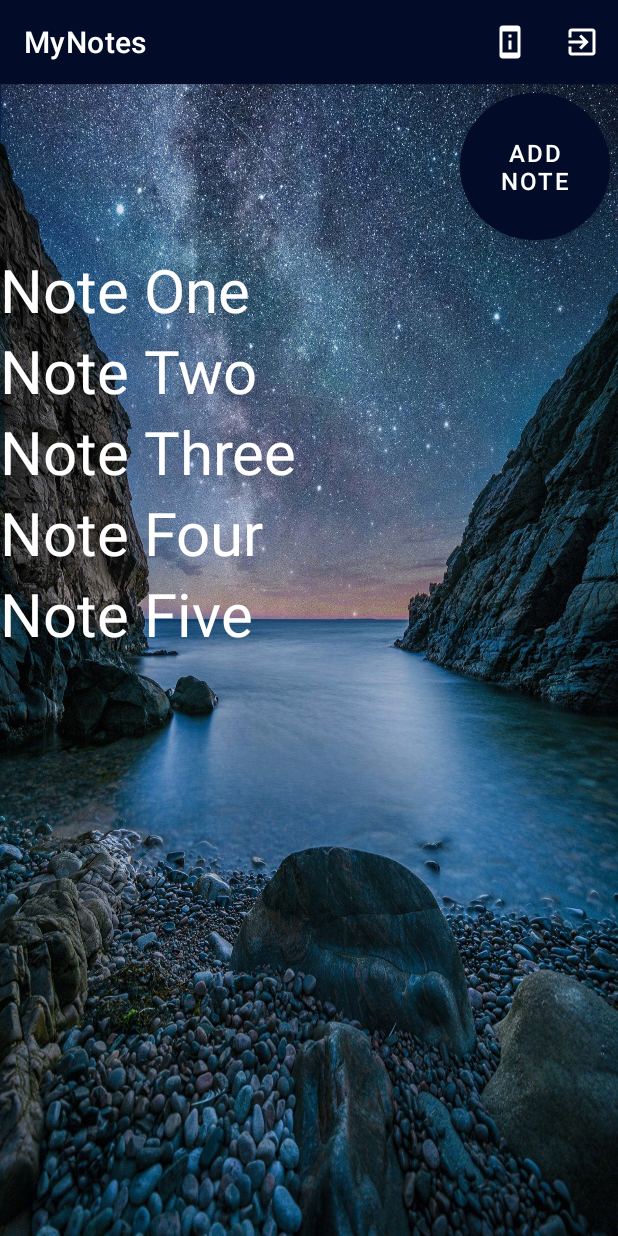
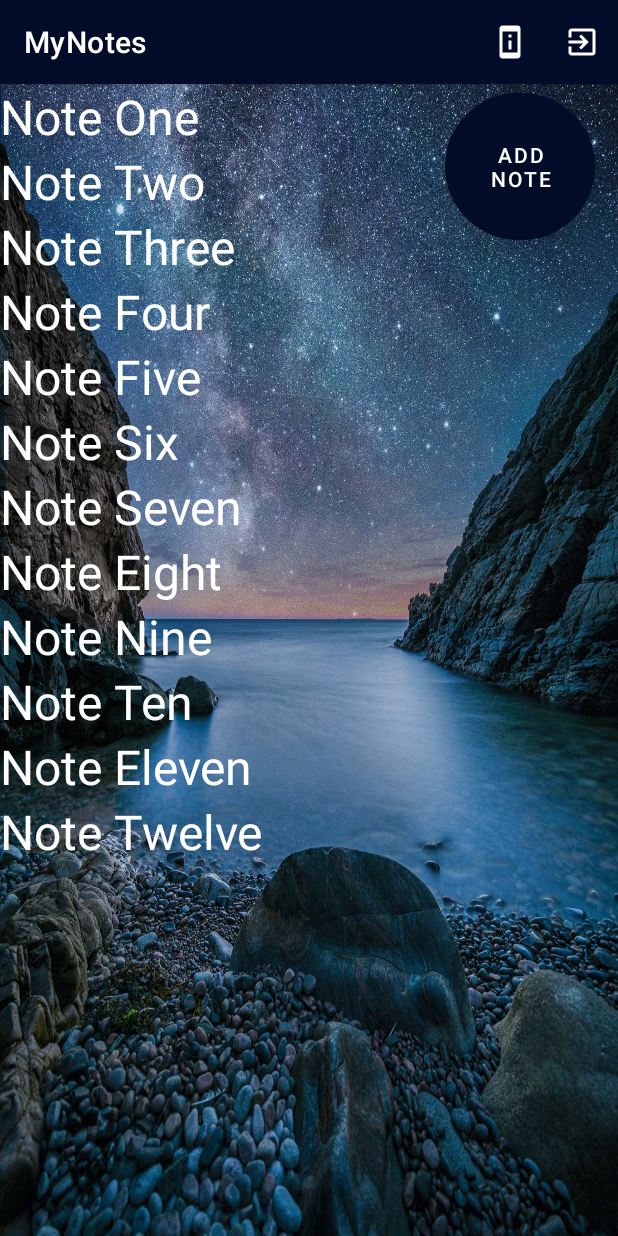
Before and after one commit to Nikita0093/Notes_lesson_6, an Android app: the screen it shows after launch (MainActivity), after a tap on "Notes", on a phone screen of 412 x 824 dp. Run offline under Robolectric (Android 15) with nearby library versions, the phone set to English and light mode, and no system bars.

Commit message:
Урок 10 - Создание RecycleView

```diff
--- /dev/null
+++ b/app/src/main/java/com/example/notes_lesson_6/NoteNamesAdapter.java
@@ -0,0 +1,57 @@
+package com.example.notes_lesson_6;
+
+import android.view.LayoutInflater;
+import android.view.View;
+import android.view.ViewGroup;
+import android.widget.TextView;
+
+import androidx.annotation.NonNull;
+import androidx.recyclerview.widget.RecyclerView;
+
+public class NoteNamesAdapter extends RecyclerView.Adapter<NoteNamesAdapter.MyViewHolder> {
+    private String[] data;
+
+    public void setData(String[] data) {
+        this.data = data;
+        notifyDataSetChanged();
+    }
+
+    NoteNamesAdapter(String[] data) {
+        this.data = data;
+    }
+
+    NoteNamesAdapter() {
+    }
+
+    @NonNull
+    @Override
+    public MyViewHolder onCreateViewHolder(@NonNull ViewGroup parent, int viewType) {
+        LayoutInflater layoutInflater = LayoutInflater.from(parent.getContext());
+        return new MyViewHolder(layoutInflater.inflate(R.layout.fragment_notes_names_list_item, parent, false));
+    }
+
+    @Override
+    public void onBindViewHolder(@NonNull MyViewHolder holder, int position) {
+        holder.bindContentWithLayout(data[position]);
+
+    }
+
+    @Override
+    public int getItemCount() {
+        return data.length;
+    }
+
+    class MyViewHolder extends RecyclerView.ViewHolder {
+        private TextView textView;
+
+        public MyViewHolder(@NonNull View itemView) {
+            super(itemView);
+            textView = (TextView) itemView;
+        }
+
+        public void bindContentWithLayout(String content) {
+            textView.setText(content);
+
+        }
+    }
+}
--- a/app/src/main/java/com/example/notes_lesson_6/NotesNames.java
+++ b/app/src/main/java/com/example/notes_lesson_6/NotesNames.java
@@ -7,6 +7,7 @@ import androidx.annotation.NonNull;
 import androidx.annotation.Nullable;
 import androidx.appcompat.app.AlertDialog;
 import androidx.fragment.app.Fragment;
+import androidx.recyclerview.widget.RecyclerView;
 
 import android.view.LayoutInflater;
 import android.view.View;
@@ -41,7 +42,28 @@ public class NotesNames extends Fragment {
     @Override
     public void onViewCreated(@NonNull View view, @Nullable Bundle savedInstanceState) {
         super.onViewCreated(view, savedInstanceState);
-        if (savedInstanceState != null) {
+        String[] data = getResources().getStringArray(R.array.Notes_Names);
+        RecyclerView recyclerView = view.findViewById(R.id.recyclerView);
+        NoteNamesAdapter noteNamesAdapter = new NoteNamesAdapter();
+        recyclerView.setAdapter(noteNamesAdapter);
+        noteNamesAdapter.setData(data);
+
+    }
+}
+
+
+
+
+
+
+
+
+
+
+
+
+
+        /*if (savedInstanceState != null) {
             currentNote = savedInstanceState.getParcelable(CURRENT_NOTE);
         } else {
             currentNote = new Notes(0);
@@ -99,3 +121,5 @@ public class NotesNames extends Fragment {
         getActivity().getSupportFragmentManager().beginTransaction().replace(R.id.Description, notes_Description).commit();
     }
 }
+
+         */
--- a/app/src/main/res/layout/fragment_notes_names.xml
+++ b/app/src/main/res/layout/fragment_notes_names.xml
@@ -1,5 +1,5 @@
 <?xml version="1.0" encoding="utf-8"?>
-<LinearLayout xmlns:android="http://schemas.android.com/apk/res/android"
+<FrameLayout xmlns:android="http://schemas.android.com/apk/res/android"
     xmlns:app="http://schemas.android.com/apk/res-auto"
     xmlns:tools="http://schemas.android.com/tools"
     android:layout_width="match_parent"
@@ -7,19 +7,27 @@
     android:orientation="vertical"
     tools:context=".NotesNames">
 
+    <androidx.recyclerview.widget.RecyclerView
+        android:id="@+id/recyclerView"
+        android:layout_width="wrap_content"
+        android:layout_height="wrap_content"
+        app:layoutManager="androidx.recyclerview.widget.LinearLayoutManager">
+
+    </androidx.recyclerview.widget.RecyclerView>
+
     <com.google.android.material.button.MaterialButton
         android:id="@+id/add_note"
         android:layout_width="100sp"
         android:layout_height="110sp"
         android:layout_gravity="end"
-        android:layout_marginEnd="5sp"
+        android:layout_marginEnd="15sp"
         android:gravity="center"
         android:text="ADD Note"
         android:textColor="@color/white"
-        android:textSize="16sp"
+        android:textSize="14sp"
         app:backgroundTint="@color/Toolbar"
         app:cornerRadius="90sp">
 
     </com.google.android.material.button.MaterialButton>
 
-</LinearLayout>
+</FrameLayout>
--- /dev/null
+++ b/app/src/main/res/layout/fragment_notes_names_list_item.xml
@@ -0,0 +1,9 @@
+<?xml version="1.0" encoding="utf-8"?>
+<TextView xmlns:android="http://schemas.android.com/apk/res/android"
+    android:id="@+id/textViewNotesName"
+    android:layout_width="wrap_content"
+    android:layout_height="wrap_content"
+    android:textColor="@color/white"
+    android:textSize="32sp">
+
+</TextView>
--- a/app/src/main/res/values/arrays.xml
+++ b/app/src/main/res/values/arrays.xml
@@ -6,6 +6,13 @@
         <item>Note Three</item>
         <item>Note Four</item>
         <item>Note Five</item>
+        <item>Note Six</item>
+        <item>Note Seven</item>
+        <item>Note Eight</item>
+        <item>Note Nine</item>
+        <item>Note Ten</item>
+        <item>Note Eleven</item>
+        <item>Note Twelve</item>
     </string-array>
 
     <string-array name="Notes_Description">
@@ -14,6 +21,13 @@
         <item>Note Info Three</item>
         <item>Note Info Four</item>
         <item>Note Info Five</item>
+        <item>Note Info Six</item>
+        <item>Note Info Seven</item>
+        <item>Note Info Eight</item>
+        <item>Note Info Nine</item>
+        <item>Note Info Ten</item>
+        <item>Note Info Eleven</item>
+        <item>Note Info Twelve</item>
 
     </string-array>
 
```
